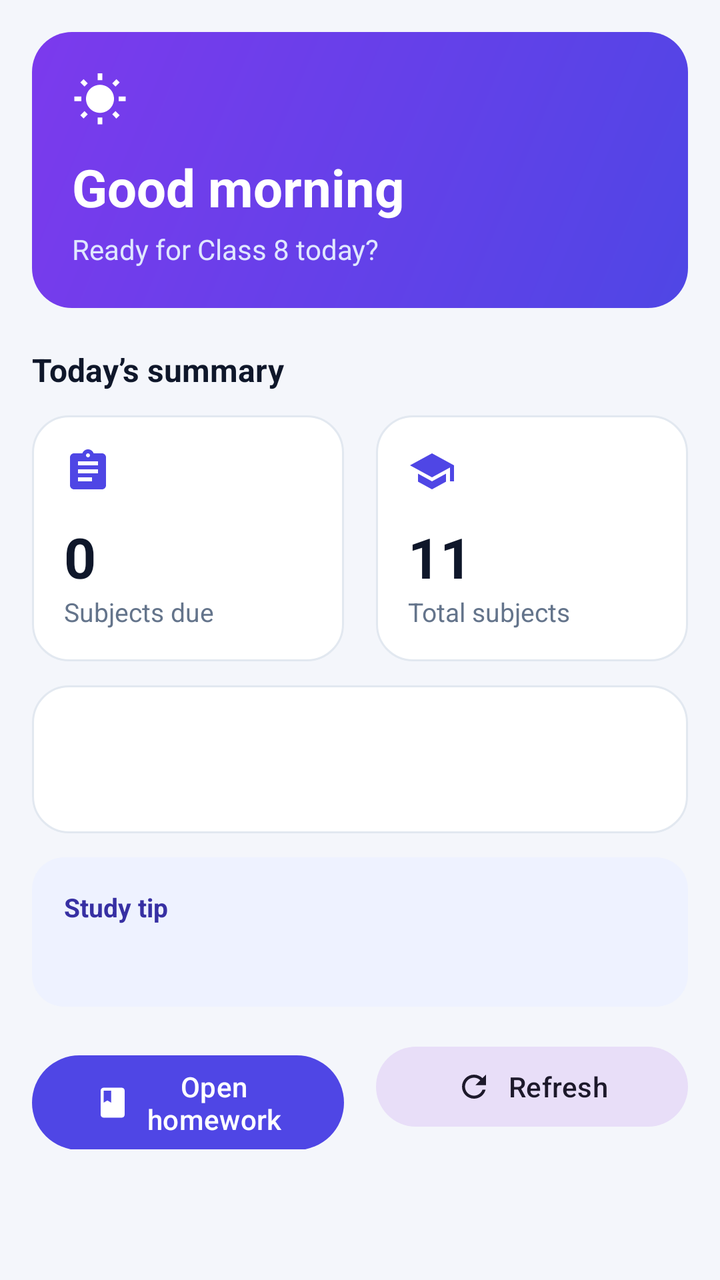
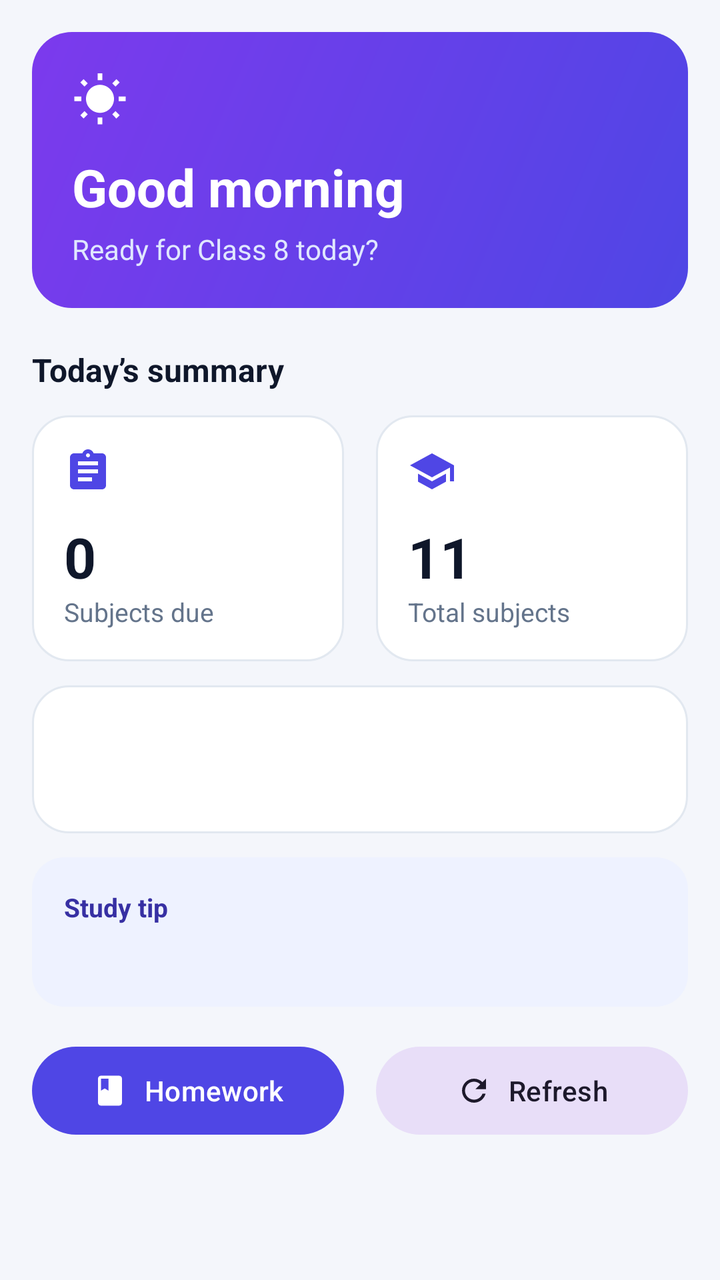

Compare the two renders of this Android layout. The source of the first and the diff that turns it into the second are given below.
<!-- AndroidManifest.xml: application theme Theme.Class8Homework -->
<!-- res/layout/panel_home.xml -->
<?xml version="1.0" encoding="utf-8"?>
<androidx.core.widget.NestedScrollView
    xmlns:android="http://schemas.android.com/apk/res/android"
    xmlns:app="http://schemas.android.com/apk/res-auto"
    android:layout_width="match_parent"
    android:layout_height="match_parent"
    android:clipToPadding="false"
    android:fillViewport="true"
    android:paddingBottom="24dp">

    <LinearLayout
        android:layout_width="match_parent"
        android:layout_height="wrap_content"
        android:orientation="vertical"
        android:padding="16dp">

        
        <FrameLayout
            android:layout_width="match_parent"
            android:layout_height="wrap_content"
            android:background="@drawable/bg_greeting"
            android:padding="20dp">

            <LinearLayout
                android:layout_width="match_parent"
                android:layout_height="wrap_content"
                android:orientation="vertical">

                <LinearLayout
                    android:layout_width="match_parent"
                    android:layout_height="wrap_content"
                    android:gravity="center_vertical"
                    android:orientation="horizontal">

                    <ImageView
                        android:id="@+id/greetingIcon"
                        android:layout_width="28dp"
                        android:layout_height="28dp"
                        android:contentDescription="@null"
                        android:src="@drawable/ic_sun" />

                    <TextView
                        android:id="@+id/greetingDate"
                        android:layout_width="0dp"
                        android:layout_height="wrap_content"
                        android:layout_marginStart="10dp"
                        android:layout_weight="1"
                        android:textColor="#E0E7FF"
                        android:textSize="13sp" />
                </LinearLayout>

                <TextView
                    android:id="@+id/greetingTitle"
                    android:layout_width="match_parent"
                    android:layout_height="wrap_content"
                    android:layout_marginTop="12dp"
                    android:text="@string/greeting_morning"
                    android:textColor="@color/white"
                    android:textSize="26sp"
                    android:textStyle="bold" />

                <TextView
                    android:id="@+id/greetingSub"
                    android:layout_width="match_parent"
                    android:layout_height="wrap_content"
                    android:layout_marginTop="4dp"
                    android:text="@string/greeting_sub"
                    android:textColor="#E0E7FF"
                    android:textSize="14sp" />
            </LinearLayout>
        </FrameLayout>

        
        <TextView
            android:layout_width="wrap_content"
            android:layout_height="wrap_content"
            android:layout_marginTop="20dp"
            android:text="@string/today_summary"
            android:textColor="@color/ink"
            android:textSize="16sp"
            android:textStyle="bold" />

        
        <LinearLayout
            android:layout_width="match_parent"
            android:layout_height="wrap_content"
            android:layout_marginTop="12dp"
            android:orientation="horizontal">

            <LinearLayout
                android:layout_width="0dp"
                android:layout_height="wrap_content"
                android:layout_marginEnd="8dp"
                android:layout_weight="1"
                android:background="@drawable/bg_stat_card"
                android:orientation="vertical"
                android:padding="16dp">

                <ImageView
                    android:layout_width="24dp"
                    android:layout_height="24dp"
                    android:contentDescription="@null"
                    android:src="@drawable/ic_assignment" />

                <TextView
                    android:id="@+id/statDueCount"
                    android:layout_width="wrap_content"
                    android:layout_height="wrap_content"
                    android:layout_marginTop="12dp"
                    android:text="0"
                    android:textColor="@color/ink"
                    android:textSize="28sp"
                    android:textStyle="bold" />

                <TextView
                    android:layout_width="wrap_content"
                    android:layout_height="wrap_content"
                    android:text="@string/stat_due"
                    android:textColor="@color/muted"
                    android:textSize="13sp" />
            </LinearLayout>

            <LinearLayout
                android:layout_width="0dp"
                android:layout_height="wrap_content"
                android:layout_marginStart="8dp"
                android:layout_weight="1"
                android:background="@drawable/bg_stat_card"
                android:orientation="vertical"
                android:padding="16dp">

                <ImageView
                    android:layout_width="24dp"
                    android:layout_height="24dp"
                    android:contentDescription="@null"
                    android:src="@drawable/ic_school" />

                <TextView
                    android:id="@+id/statTotalCount"
                    android:layout_width="wrap_content"
                    android:layout_height="wrap_content"
                    android:layout_marginTop="12dp"
                    android:text="11"
                    android:textColor="@color/ink"
                    android:textSize="28sp"
                    android:textStyle="bold" />

                <TextView
                    android:layout_width="wrap_content"
                    android:layout_height="wrap_content"
                    android:text="@string/stat_total"
                    android:textColor="@color/muted"
                    android:textSize="13sp" />
            </LinearLayout>
        </LinearLayout>

        
        <LinearLayout
            android:layout_width="match_parent"
            android:layout_height="wrap_content"
            android:layout_marginTop="12dp"
            android:background="@drawable/bg_stat_card"
            android:orientation="vertical"
            android:padding="16dp">

            <TextView
                android:id="@+id/summaryLine"
                android:layout_width="match_parent"
                android:layout_height="wrap_content"
                android:textColor="@color/ink"
                android:textSize="15sp"
                android:textStyle="bold" />

            <TextView
                android:id="@+id/summaryHint"
                android:layout_width="match_parent"
                android:layout_height="wrap_content"
                android:layout_marginTop="4dp"
                android:textColor="@color/muted"
                android:textSize="13sp" />

            <TextView
                android:id="@+id/homeStatus"
                android:layout_width="wrap_content"
                android:layout_height="wrap_content"
                android:layout_marginTop="10dp"
                android:background="@drawable/bg_chip"
                android:paddingHorizontal="12dp"
                android:paddingVertical="6dp"
                android:textColor="@color/seed"
                android:textSize="12sp"
                android:visibility="gone" />
        </LinearLayout>

        
        <LinearLayout
            android:layout_width="match_parent"
            android:layout_height="wrap_content"
            android:layout_marginTop="12dp"
            android:background="@drawable/bg_tip"
            android:orientation="vertical"
            android:padding="16dp">

            <TextView
                android:layout_width="wrap_content"
                android:layout_height="wrap_content"
                android:text="@string/quick_tip_title"
                android:textColor="@color/seed_dark"
                android:textSize="13sp"
                android:textStyle="bold" />

            <TextView
                android:id="@+id/tipText"
                android:layout_width="match_parent"
                android:layout_height="wrap_content"
                android:layout_marginTop="6dp"
                android:textColor="@color/ink"
                android:textSize="14sp" />
        </LinearLayout>

        
        <LinearLayout
            android:layout_width="match_parent"
            android:layout_height="wrap_content"
            android:layout_marginTop="16dp"
            android:orientation="horizontal">

            <com.google.android.material.button.MaterialButton
                android:id="@+id/btnOpenHomework"
                android:layout_width="0dp"
                android:layout_height="wrap_content"
                android:layout_marginEnd="8dp"
                android:layout_weight="1"
                android:text="@string/open_homework"
                app:icon="@drawable/ic_book"
                app:iconGravity="textStart" />

            <com.google.android.material.button.MaterialButton
                android:id="@+id/btnRefresh"
                style="@style/Widget.Material3.Button.TonalButton"
                android:layout_width="0dp"
                android:layout_height="wrap_content"
                android:layout_marginStart="8dp"
                android:layout_weight="1"
                android:text="@string/refresh"
                app:icon="@drawable/ic_refresh"
                app:iconGravity="textStart" />
        </LinearLayout>
    </LinearLayout>
</androidx.core.widget.NestedScrollView>
<!-- resources referenced by this layout -->
<resources>
  <color name="ink">#0F172A</color>
  <color name="muted">#64748B</color>
  <color name="seed">#4F46E5</color>
  <color name="seed_dark">#3730A3</color>
  <color name="white">#FFFFFF</color>
  <!-- drawable bg_chip (drawable) -->
  <?xml version="1.0" encoding="utf-8"?>
  <shape xmlns:android="http://schemas.android.com/apk/res/android" android:shape="rectangle">
      <solid android:color="#EEF2FF"/>
      <corners android:radius="999dp"/>
  </shape>
  <!-- drawable bg_greeting (drawable) -->
  <?xml version="1.0" encoding="utf-8"?>
  <shape xmlns:android="http://schemas.android.com/apk/res/android" android:shape="rectangle">
      <gradient
          android:angle="135"
          android:startColor="#4F46E5"
          android:endColor="#7C3AED"
          android:type="linear"/>
      <corners android:radius="20dp"/>
  </shape>
  <!-- drawable bg_stat_card (drawable) -->
  <?xml version="1.0" encoding="utf-8"?>
  <shape xmlns:android="http://schemas.android.com/apk/res/android" android:shape="rectangle">
      <solid android:color="#FFFFFF"/>
      <stroke android:width="1dp" android:color="#E2E8F0"/>
      <corners android:radius="18dp"/>
  </shape>
  <!-- drawable bg_tip (drawable) -->
  <?xml version="1.0" encoding="utf-8"?>
  <shape xmlns:android="http://schemas.android.com/apk/res/android" android:shape="rectangle">
      <solid android:color="#EEF2FF"/>
      <corners android:radius="16dp"/>
  </shape>
  <!-- drawable ic_book (drawable) -->
  <?xml version="1.0" encoding="utf-8"?>
  <vector xmlns:android="http://schemas.android.com/apk/res/android"
      android:width="24dp" android:height="24dp" android:viewportWidth="24" android:viewportHeight="24">
      <path android:fillColor="#FF000000"
          android:pathData="M18,2H6c-1.1,0 -2,0.9 -2,2v16c0,1.1 0.9,2 2,2h12c1.1,0 2,-0.9 2,-2V4c0,-1.1 -0.9,-2 -2,-2zM6,4h5v8l-2.5,-1.5L6,12V4z"/>
  </vector>
  <!-- drawable ic_refresh (drawable) -->
  <?xml version="1.0" encoding="utf-8"?>
  <vector xmlns:android="http://schemas.android.com/apk/res/android"
      android:width="24dp" android:height="24dp" android:viewportWidth="24" android:viewportHeight="24">
      <path android:fillColor="#4F46E5"
          android:pathData="M17.65,6.35C16.2,4.9 14.21,4 12,4c-4.42,0 -7.99,3.58 -7.99,8s3.57,8 7.99,8c3.73,0 6.84,-2.55 7.73,-6h-2.08c-0.82,2.33 -3.04,4 -5.65,4 -3.31,0 -6,-2.69 -6,-6s2.69,-6 6,-6c1.66,0 3.14,0.69 4.22,1.78L13,11h7V4l-2.35,2.35z"/>
  </vector>
  <!-- drawable ic_school (drawable) -->
  <?xml version="1.0" encoding="utf-8"?>
  <vector xmlns:android="http://schemas.android.com/apk/res/android"
      android:width="24dp" android:height="24dp" android:viewportWidth="24" android:viewportHeight="24">
      <path android:fillColor="#4F46E5"
          android:pathData="M5,13.18v4L12,21l7,-3.82v-4L12,17l-7,-3.82zM12,3L1,9l11,6 9,-4.91V17h2V9L12,3z"/>
  </vector>
  <string name="greeting_morning">Good morning</string>
  <string name="greeting_sub">Ready for Class 8 today?</string>
  <string name="open_homework">Open homework</string>
  <string name="quick_tip_title">Study tip</string>
  <string name="refresh">Refresh</string>
  <string name="stat_due">Subjects due</string>
  <string name="stat_total">Total subjects</string>
  <string name="today_summary">Today’s summary</string>
  <style name="Theme.Class8Homework" parent="Theme.Material3.Light.NoActionBar">
          <item name="colorPrimary">@color/seed</item>
          <item name="colorOnPrimary">@android:color/white</item>
          <item name="colorSecondary">@color/seed</item>
          <item name="android:statusBarColor">@color/bg</item>
          <item name="android:navigationBarColor">@color/bg</item>
          <item name="android:windowLightStatusBar">true</item>
          <item name="android:windowBackground">@color/bg</item>
      </style>
  <color name="bg">#F4F6FB</color>
</resources>

<!-- the commit's change to res/layout/panel_home.xml (unified diff, before → after) -->
@@ -228,23 +228,27 @@
             <com.google.android.material.button.MaterialButton
                 android:id="@+id/btnOpenHomework"
                 android:layout_width="0dp"
-                android:layout_height="wrap_content"
+                android:layout_height="52dp"
                 android:layout_marginEnd="8dp"
                 android:layout_weight="1"
+                android:maxLines="1"
                 android:text="@string/open_homework"
                 app:icon="@drawable/ic_book"
-                app:iconGravity="textStart" />
+                app:iconGravity="textStart"
+                app:iconPadding="8dp" />
 
             <com.google.android.material.button.MaterialButton
                 android:id="@+id/btnRefresh"
                 style="@style/Widget.Material3.Button.TonalButton"
                 android:layout_width="0dp"
-                android:layout_height="wrap_content"
+                android:layout_height="52dp"
                 android:layout_marginStart="8dp"
                 android:layout_weight="1"
+                android:maxLines="1"
                 android:text="@string/refresh"
                 app:icon="@drawable/ic_refresh"
-                app:iconGravity="textStart" />
+                app:iconGravity="textStart"
+                app:iconPadding="8dp" />
         </LinearLayout>
     </LinearLayout>
 </androidx.core.widget.NestedScrollView>
<!-- resource entries referenced after the edit -->
@@ -57,7 +57,7 @@
   </vector>
   <string name="greeting_morning">Good morning</string>
   <string name="greeting_sub">Ready for Class 8 today?</string>
-  <string name="open_homework">Open homework</string>
+  <string name="open_homework">Homework</string>
   <string name="quick_tip_title">Study tip</string>
   <string name="refresh">Refresh</string>
   <string name="stat_due">Subjects due</string>
